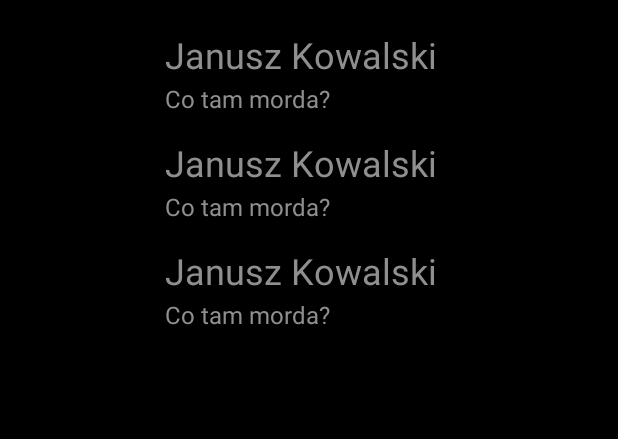
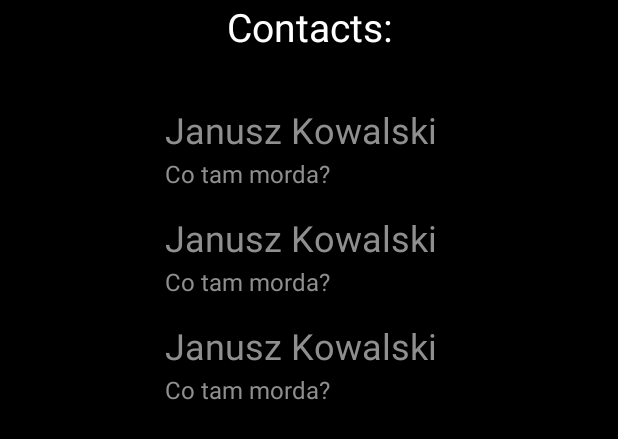
Before and after one commit to maciulski11/Connect, an Android app: the layout fragment_message_users.xml on its own in the app's theme, with its tools: preview values and no code run, on a phone screen of 412 x 824 dp. Shown: the top 439 px of the screen. Run offline under Robolectric (Android 15) with nearby library versions, the phone set to English and light mode, and no system bars.

Commit message:
update 2.0.0

```diff
--- a/app/src/main/java/com/example/connect/screens/AddPostsFragment.kt
+++ b/app/src/main/java/com/example/connect/screens/AddPostsFragment.kt
@@ -12,6 +12,7 @@ import android.provider.MediaStore
 import android.util.Log
 import android.view.View
 import android.widget.Toast
+import androidx.annotation.RequiresApi
 import androidx.core.content.ContextCompat.checkSelfPermission
 import androidx.navigation.fragment.findNavController
 import com.bumptech.glide.Glide
@@ -26,6 +27,8 @@ import com.google.firebase.firestore.FirebaseFirestore
 import com.google.firebase.firestore.SetOptions
 import kotlinx.android.synthetic.main.fragment_add_posts.*
 import java.io.ByteArrayOutputStream
+import java.time.LocalDateTime
+import java.time.format.DateTimeFormatter
 import java.util.*
 
 class AddPostsFragment() : BaseFragment() {
@@ -57,7 +60,7 @@ class AddPostsFragment() : BaseFragment() {
         takePhotoClick()
         dispatchTakeVideoIntent()
 
-        shareButton.setOnClickListener {
+        nextButton.setOnClickListener {
             findNavController()
                 .navigate(AddPostsFragmentDirections.actionAddPostsFragmentToSharePosts().actionId)
             next()
@@ -172,6 +175,7 @@ class AddPostsFragment() : BaseFragment() {
         }
     }
 
+    @RequiresApi(Build.VERSION_CODES.O)
     private fun next() {
         val uid = fbAuth.currentUser!!.uid
 
--- a/app/src/main/java/com/example/connect/screens/MessageUsersFragment.kt
+++ b/app/src/main/java/com/example/connect/screens/MessageUsersFragment.kt
@@ -5,11 +5,7 @@ import androidx.recyclerview.widget.LinearLayoutManager
 import com.example.connect.R
 import com.example.connect.adapters.MessageUsersAdapter
 import com.example.connect.base.BaseFragment
-import com.example.connect.data.Chat
-import com.example.connect.data.LastMessage
 import com.example.connect.data.User
-import com.example.connect.firebase.FirebaseServices
-import com.example.connect.view_model.EditProfileViewModel
 import com.google.firebase.auth.FirebaseAuth
 import com.google.firebase.auth.FirebaseUser
 import com.google.firebase.database.DataSnapshot
@@ -18,8 +14,6 @@ import com.google.firebase.database.FirebaseDatabase
 import com.google.firebase.database.ValueEventListener
 import com.google.firebase.messaging.FirebaseMessaging
 import kotlinx.android.synthetic.main.fragment_message_users.*
-import kotlinx.android.synthetic.main.fragment_profile.*
-import kotlinx.android.synthetic.main.item_users_message.*
 
 class MessageUsersFragment: BaseFragment() {
     override val layout: Int = R.layout.fragment_message_users
--- a/app/src/main/res/layout/fragment_add_posts.xml
+++ b/app/src/main/res/layout/fragment_add_posts.xml
@@ -94,7 +94,7 @@
 
 
         <Button
-            android:id="@+id/shareButton"
+            android:id="@+id/nextButton"
             android:layout_width="wrap_content"
             android:layout_height="wrap_content"
             android:text="Next"
--- a/app/src/main/res/layout/fragment_message_users.xml
+++ b/app/src/main/res/layout/fragment_message_users.xml
@@ -4,7 +4,29 @@
     android:layout_width="match_parent"
     android:layout_height="match_parent"
     xmlns:tools="http://schemas.android.com/tools"
-    android:background="@color/black">
+    android:background="@color/black"
+    android:orientation="vertical">
+
+    <LinearLayout
+        android:id="@+id/xxx"
+        android:layout_width="match_parent"
+        android:layout_height="50dp"
+        android:background="@color/black"
+        android:orientation="horizontal"
+        android:gravity="center_horizontal">
+
+
+        <TextView
+            android:id="@+id/contactsTV"
+            android:layout_width="0dp"
+            android:layout_height="wrap_content"
+            android:layout_weight="2"
+            android:text="@string/contacts"
+            android:textSize="26sp"
+            android:textColor="@color/white"
+            android:gravity="center"/>
+
+    </LinearLayout>
 
     <androidx.recyclerview.widget.RecyclerView
         android:id="@+id/userMessageRecyclerView"
--- a/app/src/main/res/values/strings.xml
+++ b/app/src/main/res/values/strings.xml
@@ -7,6 +7,7 @@
     <string name="wejdź">wejdź</string>
     <string name="search">Search...</string>
     <string name="returnn">Return</string>
+    <string name="contacts">Contacts:</string>
 
 
 </resources>
```
